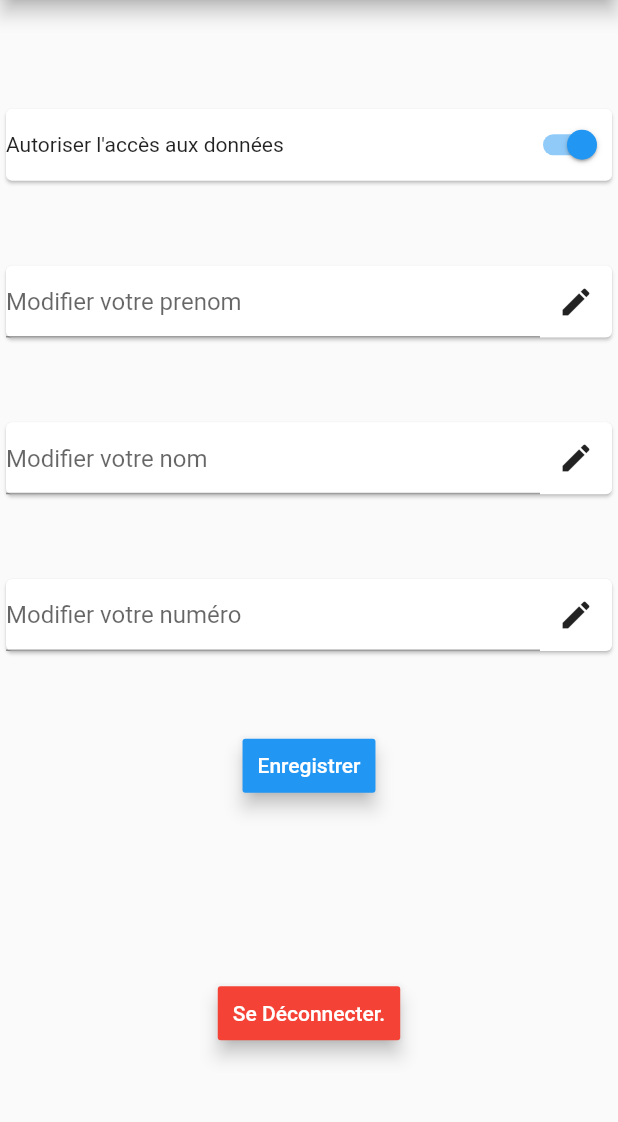
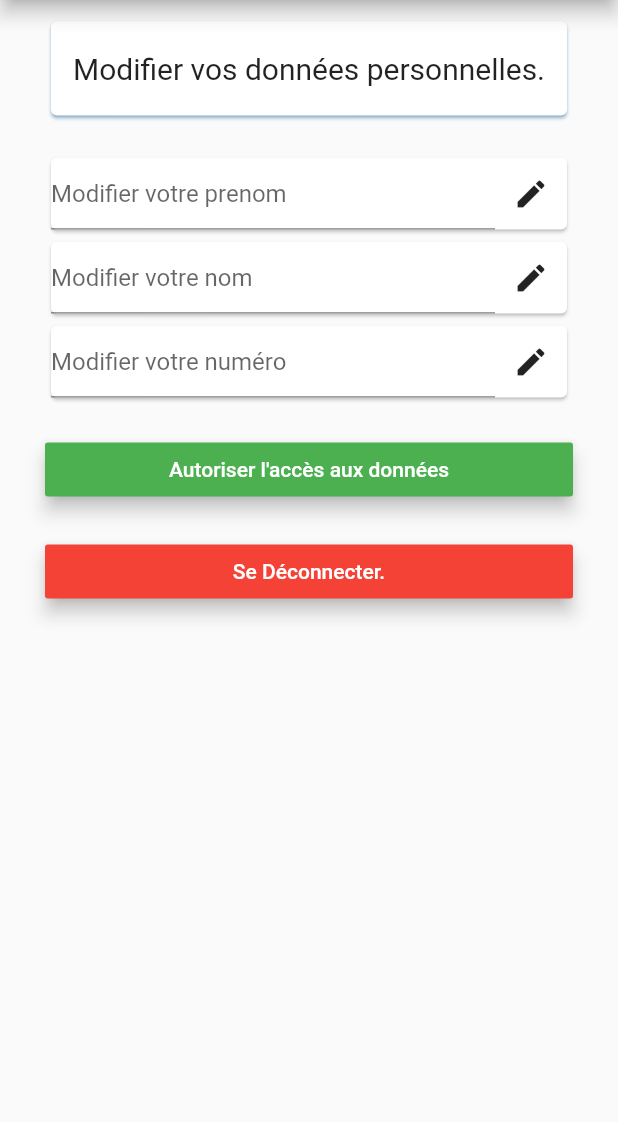
Before and after one commit to Lune221/targets, a Flutter app: the Settings screen opened directly, on a phone screen of 412 x 824 dp, the part 84-1206 px from its top. Run offline on Flutter 3.47's test engine with Material 2 defaults, Android fonts, the phone set to English and light mode, and no system bars; our stand-ins replace bottom_navy_bar, cloud_firestore, cloud_functions, connectivity, firebase_auth, flutter_bounce and 6 more; missing offline and left inert: flutter_responsive_screen, image_auto_slider, nice_button, responsive_widgets; accounts and stored records are empty.

Commit message:
Moving on settings

```diff
--- a/lib/mapper.dart
+++ b/lib/mapper.dart
@@ -88,7 +88,7 @@ class _MyHomePageState extends State<MyHomePage> {
       final HttpsCallable getPos = CloudFunctions.instance
         .getHttpsCallable(functionName: 'sendPos')
           ..timeout = const Duration(seconds: 30);
-      List positions = await getPos.call(<String, dynamic>{
+      await getPos.call(<String, dynamic>{
         "lat": lat,
         "long": long,
         "interval": interval
--- a/lib/page_principale.dart
+++ b/lib/page_principale.dart
@@ -223,7 +223,7 @@ class _MyHomePageState extends State<MyHomePage> {
                 onPressed: () {
                   Navigator.push(context,
                       new MaterialPageRoute(builder: (BuildContext context) {
-                    return new Settings();
+                    return new Settings(userId: userId,);
                   }));
                 })
           ],
--- a/lib/settings.dart
+++ b/lib/settings.dart
@@ -2,9 +2,10 @@ import 'package:cloud_firestore/cloud_firestore.dart';
 import 'package:connectivity/connectivity.dart';
 import 'package:flutter/cupertino.dart';
 import 'package:flutter/material.dart';
-import 'package:flutter_maps/getData.dart';
 import 'package:shared_preferences/shared_preferences.dart';
 import 'main.dart' as mainer;
+import 'package:cloud_functions/cloud_functions.dart';
+
 
 class Settings extends StatefulWidget {
   Settings({Key key, this.userId}) : super(key: key);
@@ -13,7 +14,7 @@ class Settings extends StatefulWidget {
   static const routeName = '/settings';
   @override
   _Settings createState() {
-    return new _Settings();
+    return _Settings(userId: userId);
   }
 }
 
@@ -30,18 +31,29 @@ class _Settings extends State<Settings> {
   @override
   void initState() {
     super.initState();
-    Data data = Data();
-    // values = data.getData(userId);
-    // if(values!=null){
-    //   print(values);
-    //   prenom = values["prenom"];
-    //   nom = values["nom"];
-    //   numero = values["tel"];
-    // }
-    // else
-    //   print("Values est videeeeeeeeee!!!!");
+    _checkInternetConnectivity();
+  }
 
-    _checkInternetConnectivity();
+  void changeAuth() async {
+    await _checkInternetConnectivity();
+    if(_connect){
+      final HttpsCallable changeState = CloudFunctions.instance
+        .getHttpsCallable(functionName: 'changeStateFromId')
+          ..timeout = const Duration(seconds: 30);
+      await changeState.call({
+        "userId" : userId,
+        "etat": true,
+      }).then((value) {
+        var data = value.data;
+        print("Les doonnees recueeees sont ::::::: $data");
+        data == true? _showDialog("Succés!", "Les données ont bien été autorisées à la lecture!"):_showDialog("Erreur", "Une erreur est survenue lors de la mise à jour.\Vérifiez votre connexion internet.");
+      });
+    }
+    else{
+      _showDialog("Probleme de connexion.", "Veillez vérifier que vous avez bien accés à Internet avant de recommencer!;");
+    }
+
+
   }
 
   _checkInternetConnectivity() async {
@@ -122,24 +134,28 @@ class _Settings extends State<Settings> {
         ),
         body: new Center(
             child: Container(
-          padding: EdgeInsets.only(top: 20.0, bottom: 20.0),
-          child: Column(
+          padding: EdgeInsets.only(top: 10.0, bottom: 10.0, left: 30, right: 30),
+          child: ListView(
             children: <Widget>[
+
               new Card(
-                child: new Row(
+                borderOnForeground: true,
+                shadowColor: Colors.blue,
+                child: new Column(
                   children: <Widget>[
-                    Text("Autoriser l'accès aux données"),
-                    Switch(
-                        value: autoriser,
-                        onChanged: (value) {
-                          autoriser = !autoriser;
-                          setState(() {
-                            value = autoriser;
-                          });
-                        })
+                    Padding(padding: EdgeInsets.all(10)),
+                    Text("Modifier vos données personnelles.",
+                      style: TextStyle(
+                        fontSize : 20
+                      ),
+                    ),
+                    Padding(padding: EdgeInsets.all(10)),
                   ],
                   mainAxisAlignment: MainAxisAlignment.spaceBetween,
                 ),
+              ),
+              SizedBox(
+                height: 20,
               ),
               new Card(
                 child: Row(
@@ -199,16 +215,33 @@ class _Settings extends State<Settings> {
                   mainAxisAlignment: MainAxisAlignment.spaceBetween,
                 ),
               ),
+              // RaisedButton(
+              //   elevation: 5.0,
+              //   padding: EdgeInsets.all(10.0),
+              //   child: new Text("Enregistrer"),
+              //   textColor: Colors.white,
+              //   color: Colors.blue,
+              //   onPressed: () {
+              //     _checkInternetConnectivity();
+              //     _connect
+              //         ? _saveData()
+              //         : _showDialog("Accès Internet",
+              //             "Nous ne pouvons pas accéder au serveur. Veuillez vérifier votre connection internet");
+              //   },
+              // ),
+              SizedBox(
+                height: 20,
+              ),
               RaisedButton(
                 elevation: 5.0,
                 padding: EdgeInsets.all(10.0),
-                child: new Text("Enregistrer"),
+                child: new Text("Autoriser l'accès aux données"),
                 textColor: Colors.white,
-                color: Colors.blue,
+                color: Colors.green,
                 onPressed: () {
                   _checkInternetConnectivity();
                   _connect
-                      ? _saveData()
+                      ? changeAuth()
                       : _showDialog("Accès Internet",
                           "Nous ne pouvons pas accéder au serveur. Veuillez vérifier votre connection internet");
                 },
@@ -228,8 +261,8 @@ class _Settings extends State<Settings> {
                 color: Colors.red,
               )
             ],
-            mainAxisAlignment: MainAxisAlignment.spaceEvenly,
-            crossAxisAlignment: CrossAxisAlignment.center,
+            // mainAxisAlignment: MainAxisAlignment.spaceEvenly,
+            // crossAxisAlignment: CrossAxisAlignment.center,
           ),
         )));
   }
```
